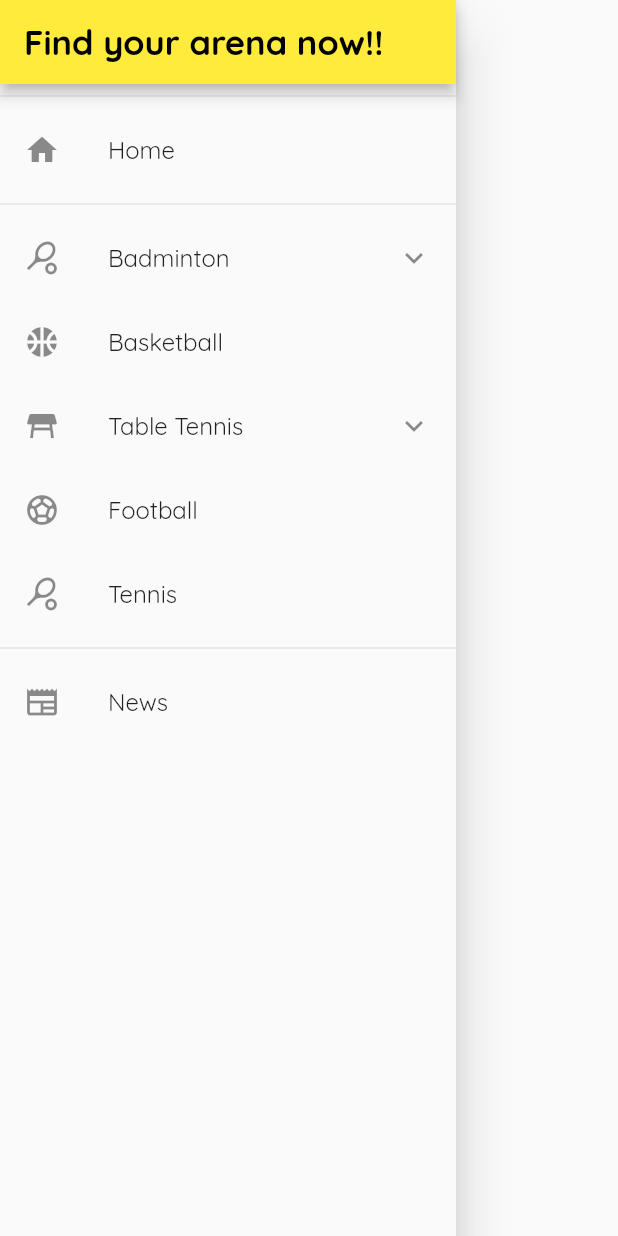
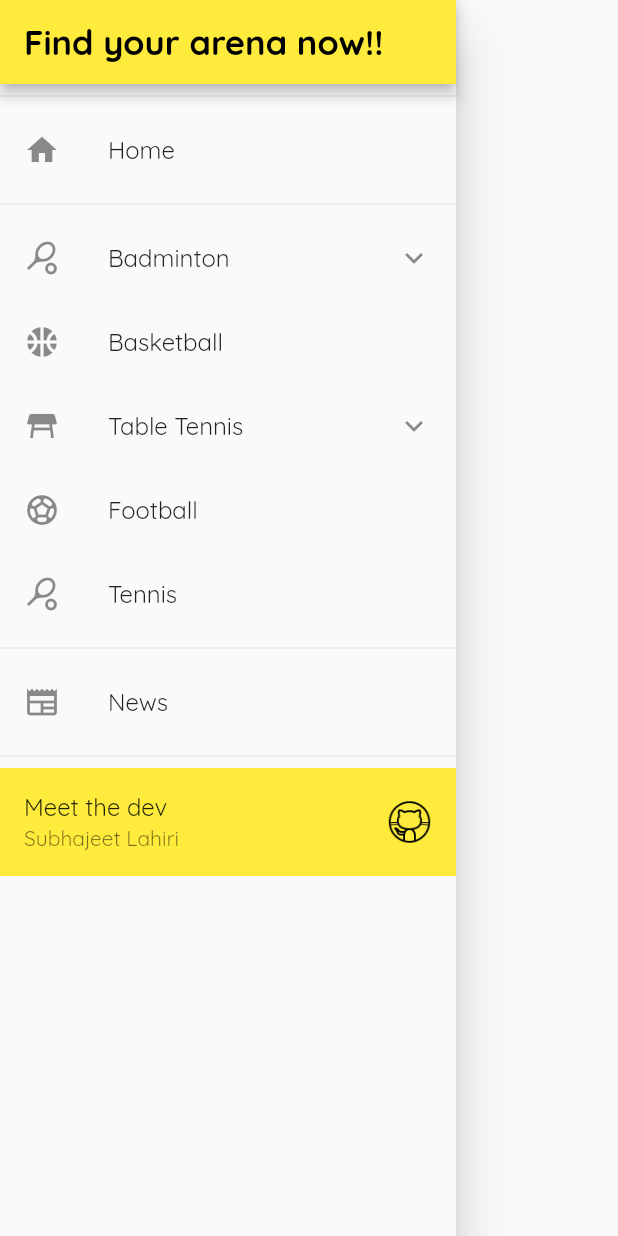
Before and after one commit to Heliospook/arena_access, a Flutter app: the AppDrawer widget shown alone on an empty page, opened directly, on a phone screen of 412 x 824 dp. Run offline on Flutter 3.47's test engine with Material 2 defaults, Android fonts, the light colour scheme and no system bars; network calls fail.

Commit message:
About us

```diff
--- a/lib/widgets/app_drawer.dart
+++ b/lib/widgets/app_drawer.dart
@@ -1,6 +1,8 @@
 import 'package:arena_access/screens/news_screen.dart';
 import 'package:arena_access/screens/sports_display_screen.dart';
 import 'package:flutter/material.dart';
+
+import 'package:url_launcher/url_launcher.dart';
 
 class AppDrawer extends StatefulWidget {
   @override
@@ -108,9 +110,22 @@ class _AppDrawerState extends State<AppDrawer> {
             leading: Icon(Icons.newspaper),
             title: Text('News'),
             onTap: () {
-              Navigator.of(context)
-                  .pushReplacementNamed(NewsScreen.routeName);
+              Navigator.of(context).pushReplacementNamed(NewsScreen.routeName);
             }),
+        Divider(),
+        ListTile(
+          tileColor: Theme.of(context).primaryColor,
+          title: Text('Meet the dev'),
+          subtitle: Text('Subhajeet Lahiri'),
+          trailing: Image.asset(
+            'assets/images/gitIcon.png',
+            width: 30,
+          ),
+          onTap: () async{
+            final  url = Uri.parse('https://github.com/Heliospook');
+            await launchUrl(url);
+          },
+        )
         // Divider(),
         // ListTile(
         //     leading: Icon(Icons.login), title: Text('Login'), onTap: () {}),
--- a/pubspec.yaml
+++ b/pubspec.yaml
@@ -39,6 +39,7 @@ dependencies:
   flutter_launcher_icons: ^0.10.0
   shared_preferences: ^2.0.15
   intl: ^0.17.0
+  url_launcher: ^6.1.5
 
 dev_dependencies:
   flutter_test:
@@ -75,7 +76,7 @@ flutter:
     - assets/images/tennis_court.jpg
     - assets/images/basketball_court.jpg
     - assets/images/football_ground.jpg
-
+    - assets/images/gitIcon.png
   #   - images/a_dot_ham.jpeg
 
   # An image asset can refer to one or more resolution-specific "variants", see
```
Also changed, not shown: assets/images/gitIcon.png (added), pubspec.lock, 5 other files.
